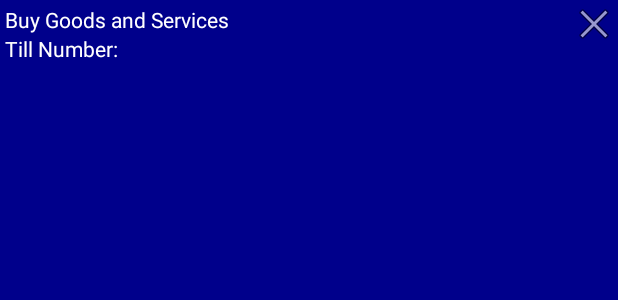
After one commit to mosesmwongela/bet, an Android app: the layout system_alert_window_layout.xml on its own in the app's theme, with its tools: preview values and no code run, on a phone screen of 412 x 824 dp. The commit adds this screen. Shown: the top 300 px of the screen. Run offline under Robolectric (Android 15) with nearby library versions, the phone set to English and light mode, and no system bars; network calls fail.

```diff
--- a/app/src/main/AndroidManifest.xml
+++ b/app/src/main/AndroidManifest.xml
@@ -4,6 +4,7 @@
 
     <uses-permission android:name="android.permission.INTERNET"/>
     <uses-permission android:name="android.permission.ACCESS_NETWORK_STATE"/>
+    <uses-permission android:name="android.permission.SYSTEM_ALERT_WINDOW"/>
 
     <application
         android:name=".app.AppController"
@@ -46,6 +47,10 @@
             android:windowSoftInputMode="adjustPan"
             android:screenOrientation="portrait">
         </activity>
+
+        <service
+            android:name=".util.SystemAlertWindowService"
+            android:enabled="true" />
     </application>
 
 </manifest>
--- /dev/null
+++ b/app/src/main/res/layout/system_alert_window_layout.xml
@@ -0,0 +1,33 @@
+<?xml version="1.0" encoding="utf-8"?>
+<RelativeLayout xmlns:android="http://schemas.android.com/apk/res/android"
+    android:layout_width="fill_parent"
+    android:layout_height="fill_parent"
+    android:background="@color/buy_tip" >
+    <LinearLayout
+        android:layout_width="wrap_content"
+        android:layout_height="wrap_content"
+        android:layout_margin="3dp"
+        android:orientation="vertical" >
+
+
+        <TextView
+            android:id="@+id/tv_buy_goods"
+            android:layout_width="wrap_content"
+            android:layout_height="wrap_content"
+            android:textColor="@android:color/white"
+            android:text="Buy Goods and Services" />
+
+        <TextView
+            android:id="@+id/tv_till_number"
+            android:layout_width="wrap_content"
+            android:layout_height="wrap_content"
+            android:textColor="@android:color/white"
+            android:text="Till Number: " />
+    </LinearLayout>
+    <ImageView
+        android:id="@+id/img_close"
+        android:layout_width="wrap_content"
+        android:layout_height="wrap_content"
+        android:layout_alignParentRight="true"
+        android:src="@android:drawable/ic_menu_close_clear_cancel" />
+</RelativeLayout>
--- a/app/src/main/res/values/strings.xml
+++ b/app/src/main/res/values/strings.xml
@@ -11,5 +11,7 @@
     <string name="username">Username:\t\t\t</string>
     <string name="phonenumber">Phone number:\t</string>
     <string name="accountbalance">Account balance:\t</string>
+    <string name="not_yet_implemented">not yet implemented</string>
+    <string name="till_number">123456</string>
 
 </resources>
```
Also changed, not shown: app/src/main/java/com/sikumojaventures/betmoja/AccountActivity.java (+59 -0 lines), app/src/main/java/com/sikumojaventures/betmoja/util/SystemAlertWindowService.java (added, +76 -0 lines).
